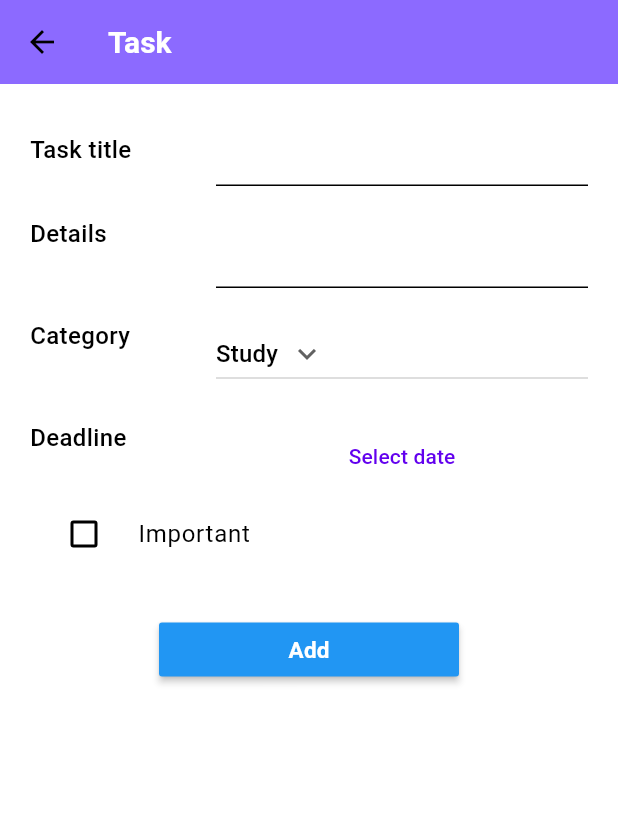
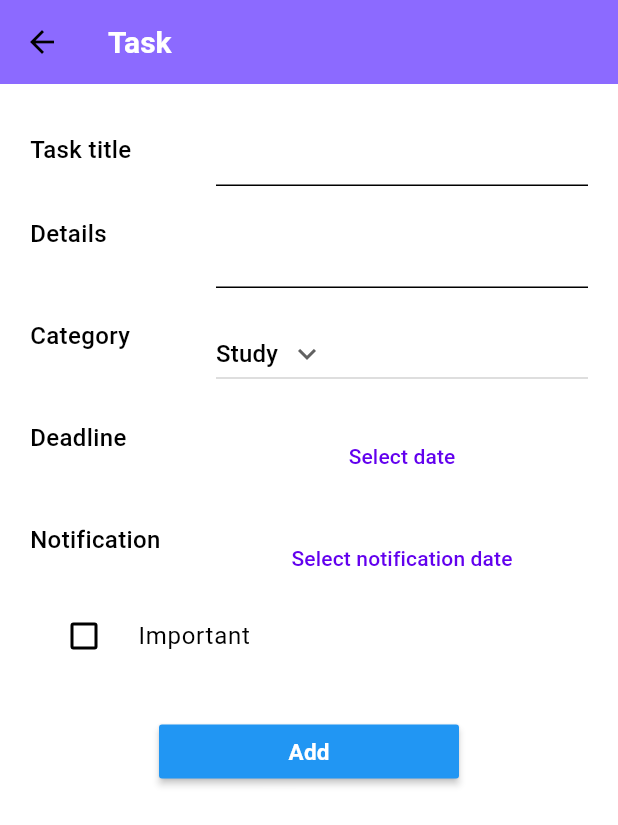
Before and after one commit to vladnov138/task_manager, a Flutter app: the AddingTaskScreen screen opened by its route, on a phone screen of 412 x 824 dp. Shown: the top 825 px of the screen. Run offline on Flutter 3.47's test engine with Material 2 defaults, Android fonts, the light colour scheme and no system bars; our stand-ins replace flutter_datetime_picker_plus, flutter_local_notifications, flutter_svg, get_it, hive, hive_flutter and 1 more; accounts and stored records are empty.

Commit message:
add notification settings

```diff
--- a/lib/features/adding_task/view/adding_task_screen.dart
+++ b/lib/features/adding_task/view/adding_task_screen.dart
@@ -31,6 +31,7 @@ class _AddingTaskScreenState extends State<AddingTaskScreen> {
   String details = '';
   String category = '';
   DateTime? deadline;
+  DateTime? notificationDateTime;
   bool important = false;
 
   void validateAndSave() {
@@ -48,7 +49,7 @@ class _AddingTaskScreenState extends State<AddingTaskScreen> {
 
   @override
   Widget build(BuildContext context) {
-    category = categories[0];
+    category = category == '' ? categories[0] : category;
     return Scaffold(
       appBar: AppBar(
         title: const Text('Task'),
@@ -57,6 +58,7 @@ class _AddingTaskScreenState extends State<AddingTaskScreen> {
         padding: const EdgeInsets.all(20),
         child: Form(
           key: _formKey,
+          child: SingleChildScrollView(
             child: Column(
               children: [
                 Table(
@@ -174,7 +176,47 @@ class _AddingTaskScreenState extends State<AddingTaskScreen> {
                           },
                           child: Text(deadline == null
                               ? "Select date"
-                            : DateFormat("dd.MM.yyyy hh:mm").format(deadline!)),
+                              : DateFormat("dd.MM.yyyy hh:mm")
+                                  .format(deadline!)),
+                        ),
+                      ],
+                    ),
+                    const TableRow(
+                      children: [
+                        SizedBox(height: 20),
+                        SizedBox(height: 20),
+                      ],
+                    ),
+                    TableRow(
+                      children: [
+                        Text(
+                          "Notification",
+                          style: mainTheme.textTheme.headlineSmall,
+                        ),
+                        TextButton(
+                          onPressed: () {
+                            if (deadline == null) {
+                              setState(() {
+                                deadlineValidated = false;
+                              });
+                              return;
+                            }
+                            DatePicker.showDateTimePicker(
+                              context,
+                              currentTime: DateTime.now(),
+                              minTime: DateTime.now(),
+                              maxTime: deadline,
+                              onConfirm: (dateTime) {
+                                setState(() {
+                                  notificationDateTime = dateTime;
+                                });
+                              },
+                            );
+                          },
+                          child: Text(notificationDateTime == null
+                              ? "Select notification date"
+                              : DateFormat("dd.MM.yyyy hh:mm")
+                              .format(notificationDateTime!)),
                         ),
                       ],
                     ),
@@ -206,18 +248,21 @@ class _AddingTaskScreenState extends State<AddingTaskScreen> {
             ),
           ),
         ),
+      ),
     );
   }
 
   void _onFormSubmit() {
     Box<Task> contactsBox = Hive.box<Task>(HiveBoxes.task);
-    int pushId = 0;
-    if (contactsBox.values.isNotEmpty) {
-      pushId = contactsBox.values.toList().last.notificationId;
+    int? pushId;
+    if (notificationDateTime != null) {
+      for (int i = contactsBox.values.length - 1; i > 0; i--) {
+        int? lastNotificationId = contactsBox.values.toList()[i].notificationId;
+        if (lastNotificationId != null) {
+          pushId = lastNotificationId + 1;
         }
-    debugPrint(task);
-    debugPrint(details);
-    debugPrint(deadline.toString());
+      }
+    }
     contactsBox.add(Task(
         task: task!,
         details: details!,
@@ -226,8 +271,12 @@ class _AddingTaskScreenState extends State<AddingTaskScreen> {
         important: important,
         complete: false,
         updated_at: DateTime.now(),
-        notificationId: pushId));
-    GetIt.I<NotificationService>().sendNotification(pushId, task!, details, deadline!);
+        notificationId: pushId,
+        notificationDateTime: notificationDateTime));
+    if (pushId != null) {
+      GetIt.I<NotificationService>()
+          .sendNotification(pushId, task!, details, notificationDateTime!);
+    }
     Navigator.of(context).pop();
   }
 }
```
Lines whose indentation alone changed are shown as unchanged.
